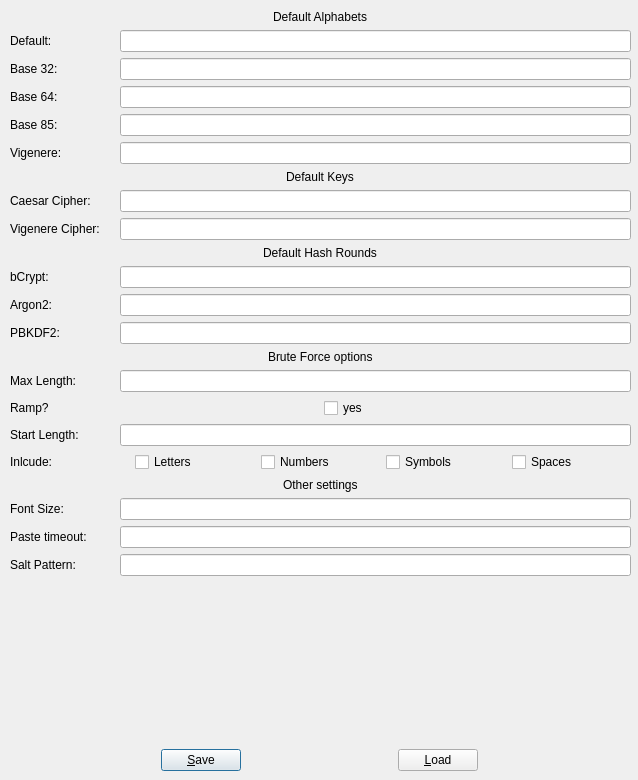
The window that modules/design/config.ui (ninja-left/CRYPT-GUI) describes before a commit, drawn with Qt 5.
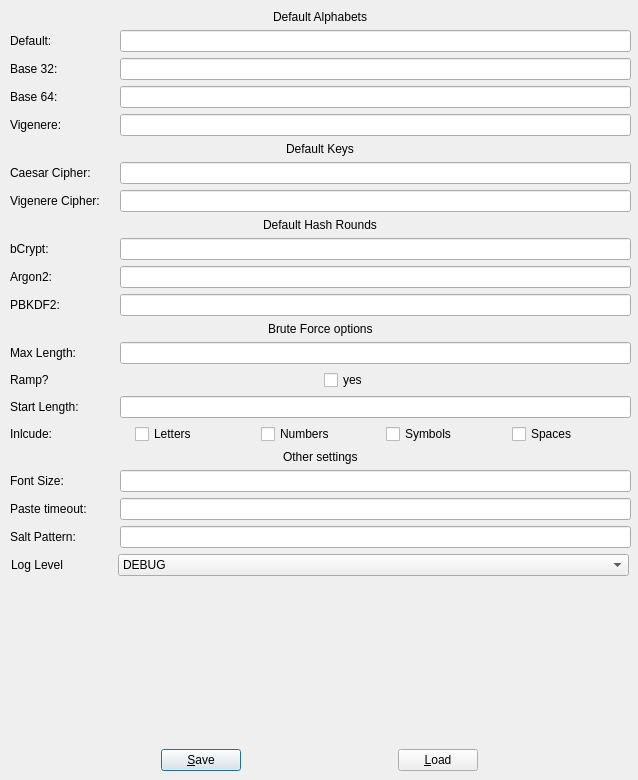
The same window after the commit. Icons and pictures are not drawn.

Commit message: Removed Base85, Added Log Level

Patch:
```diff
--- a/modules/design/config.ui
+++ b/modules/design/config.ui
@@ -97,27 +97,6 @@
       </item>
      </layout>
     </item>
-    <item>
-     <layout class="QHBoxLayout" name="horizontalLayout_5">
-      <item>
-       <widget class="QLabel" name="label_5">
-        <property name="text">
-         <string>Base 85:</string>
-        </property>
-       </widget>
-      </item>
-      <item>
-       <widget class="QLineEdit" name="inputAlph_B85">
-        <property name="maximumSize">
-         <size>
-          <width>511</width>
-          <height>25</height>
-         </size>
-        </property>
-       </widget>
-      </item>
-     </layout>
-    </item>
     <item>
      <layout class="QHBoxLayout" name="horizontalLayout_2">
       <item>
@@ -434,6 +413,58 @@
       </item>
      </layout>
     </item>
+    <item>
+     <layout class="QHBoxLayout" name="horizontalLayout_5">
+      <item>
+       <widget class="QLabel" name="label_5">
+        <property name="maximumSize">
+         <size>
+          <width>100</width>
+          <height>25</height>
+         </size>
+        </property>
+        <property name="text">
+         <string>Log Level</string>
+        </property>
+       </widget>
+      </item>
+      <item>
+       <widget class="QComboBox" name="inputOther_LogLevel">
+        <property name="maximumSize">
+         <size>
+          <width>511</width>
+          <height>25</height>
+         </size>
+        </property>
+        <item>
+         <property name="text">
+          <string>DEBUG</string>
+         </property>
+        </item>
+        <item>
+         <property name="text">
+          <string>INFO</string>
+         </property>
+        </item>
+        <item>
+         <property name="text">
+          <string>WARNING</string>
+         </property>
+        </item>
+        <item>
+         <property name="text">
+          <string>ERROR</string>
+         </property>
+        </item>
+        <item>
+         <property name="text">
+          <string>OFF</string>
+         </property>
+        </item>
+       </widget>
+      </item>
+     </layout>
+    </item>
     <item>
      <spacer name="verticalSpacer">
       <property name="orientation">
```
The commit also changes 1 other file.
